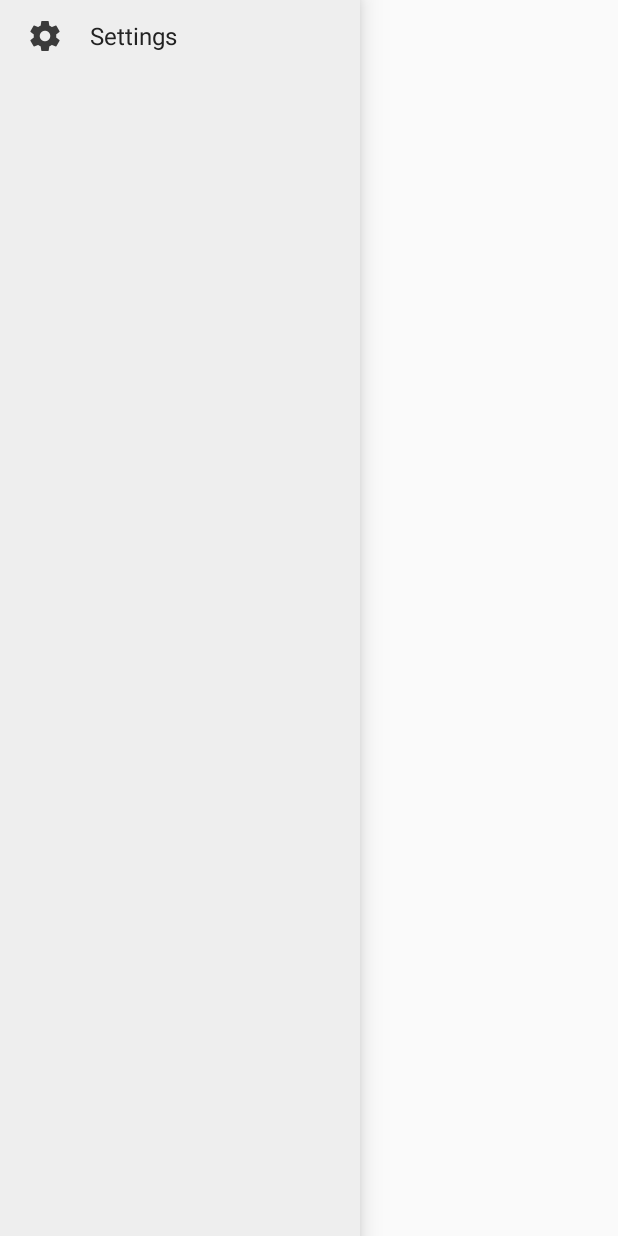
After one commit to purposebakery/MortalityDayAndroid, an Android app: the layout main_drawer.xml on its own in the app's theme, with its tools: preview values and no code run, on a phone screen of 412 x 824 dp. The commit adds this screen. Run offline under Robolectric (Android 15) with nearby library versions, the phone set to English and light mode, and no system bars.

Commit message:
drawer + settings button

```diff
--- /dev/null
+++ b/app/src/main/res/drawable-v21/rect_button_background.xml
@@ -0,0 +1,5 @@
+<?xml version="1.0" encoding="utf-8"?>
+<ripple xmlns:android="http://schemas.android.com/apk/res/android" android:color="@color/grey_light">
+    <item android:id="@android:id/mask" android:drawable="@color/grey_very_light"/>
+
+</ripple>
--- /dev/null
+++ b/app/src/main/res/drawable/rect_button_background.xml
@@ -0,0 +1,10 @@
+<?xml version="1.0" encoding="UTF-8"?>
+
+<selector xmlns:android="http://schemas.android.com/apk/res/android">
+    <item android:state_pressed="false"
+        android:drawable="@android:color/transparent" />
+
+    <item android:state_pressed="true"
+        android:drawable="@color/grey_light" />
+
+</selector>
--- /dev/null
+++ b/app/src/main/res/layout/main_drawer.xml
@@ -0,0 +1,32 @@
+<?xml version="1.0" encoding="utf-8"?>
+<RelativeLayout xmlns:android="http://schemas.android.com/apk/res/android"
+    android:layout_width="@dimen/drawer_width"
+    android:layout_height="match_parent"
+    android:elevation="10dp"
+    android:background="@color/grey_very_light">
+
+    <LinearLayout
+        android:id="@+id/drawer_settings"
+        android:layout_width="match_parent"
+        android:layout_height="@dimen/drawer_item_height"
+        android:orientation="horizontal"
+        android:background="@drawable/rect_button_background">
+
+        <ImageView
+            android:layout_width="@dimen/icon_small"
+            android:layout_height="@dimen/icon_small"
+            android:alpha="@dimen/icon_alpha"
+            android:layout_gravity="center_vertical"
+            android:layout_marginRight="18dp"
+            android:layout_marginLeft="18dp"
+            android:src="@drawable/ic_action_settings"/>
+
+        <TextView
+            android:layout_width="match_parent"
+            android:layout_height="wrap_content"
+            android:text="@string/drawer_settings"
+            android:textSize="@dimen/text_size_default"
+            android:textColor="@color/text_dark"
+            android:layout_gravity="center_vertical" />
+    </LinearLayout>
+</RelativeLayout>
--- a/app/src/main/res/menu/menu_mortality_day.xml
+++ /dev/null
@@ -1,6 +0,0 @@
-<menu xmlns:android="http://schemas.android.com/apk/res/android"
-    xmlns:app="http://schemas.android.com/apk/res-auto"
-    xmlns:tools="http://schemas.android.com/tools" tools:context=".MortalityDayActivity">
-    <item android:id="@+id/action_settings" android:title="@string/action_settings"
-        android:orderInCategory="100" app:showAsAction="never" />
-</menu>
--- a/app/src/main/res/values-w820dp/dimens.xml
+++ /dev/null
@@ -1,6 +0,0 @@
-<resources>
-    <!-- Example customization of dimensions originally defined in res/values/dimens.xml
-         (such as screen margins) for screens with more than 820dp of available width. This
-         would include 7" and 10" devices in landscape (~960dp and ~1280dp respectively). -->
-    <dimen name="activity_horizontal_margin">64dp</dimen>
-</resources>
--- /dev/null
+++ b/app/src/main/res/values/colors.xml
@@ -0,0 +1,10 @@
+<?xml version="1.0" encoding="utf-8"?>
+<resources>
+    <color name="grey_dark">#555555</color>
+    <color name="grey">#888888</color>
+    <color name="grey_light">#BBBBBB</color>
+    <color name="grey_very_light">#EEEEEE</color>
+
+    <color name="text_dark">#222222</color>
+
+</resources>
--- a/app/src/main/res/values/dimens.xml
+++ b/app/src/main/res/values/dimens.xml
@@ -1,5 +1,14 @@
 <resources>
-    <!-- Default screen margins, per the Android Design guidelines. -->
-    <dimen name="activity_horizontal_margin">16dp</dimen>
-    <dimen name="activity_vertical_margin">16dp</dimen>
+    <dimen name="icon_tiny">18dp</dimen>
+    <dimen name="icon_small">24dp</dimen>
+    <dimen name="icon_normal">36dp</dimen>
+    <dimen name="icon_large">48dp</dimen>
+
+    <item name="icon_alpha" format="float" type="dimen">0.75</item>
+
+    <dimen name="text_size_default">16sp</dimen>
+
+
+    <dimen name="drawer_width">240dp</dimen>
+    <dimen name="drawer_item_height">48dp</dimen>
 </resources>
--- a/app/src/main/res/values/strings.xml
+++ b/app/src/main/res/values/strings.xml
@@ -1,6 +1,5 @@
 <resources>
     <string name="app_name">MortalityDay</string>
 
-    <string name="hello_world">Hello world!</string>
-    <string name="action_settings">Settings</string>
+    <string name="drawer_settings">Settings</string>
 </resources>
```
Also changed, not shown: app/src/main/java/de/techlung/android/mortalityday/MortalityDayActivity.java (+43 -22 lines), app/src/main/java/de/techlung/android/mortalityday/logger/ExceptionLogger.java (added, +136 -0 lines), app/src/main/res/layout/activity_mortality_day.xml (deleted, +0 -11 lines), app/src/main/res/layout/main.xml (added, +18 -0 lines), app/src/main/res/layout/main_content.xml (added, +7 -0 lines), app/src/main/res/drawable-hdpi/ic_action_settings.png (added), app/src/main/res/drawable-mdpi/ic_action_settings.png (added), app/src/main/res/drawable-xhdpi/ic_action_settings.png (added), app/src/main/res/drawable-xxhdpi/ic_action_settings.png (added), app/src/main/res/drawable-xxxhdpi/ic_action_settings.png (added), 1 other file.
